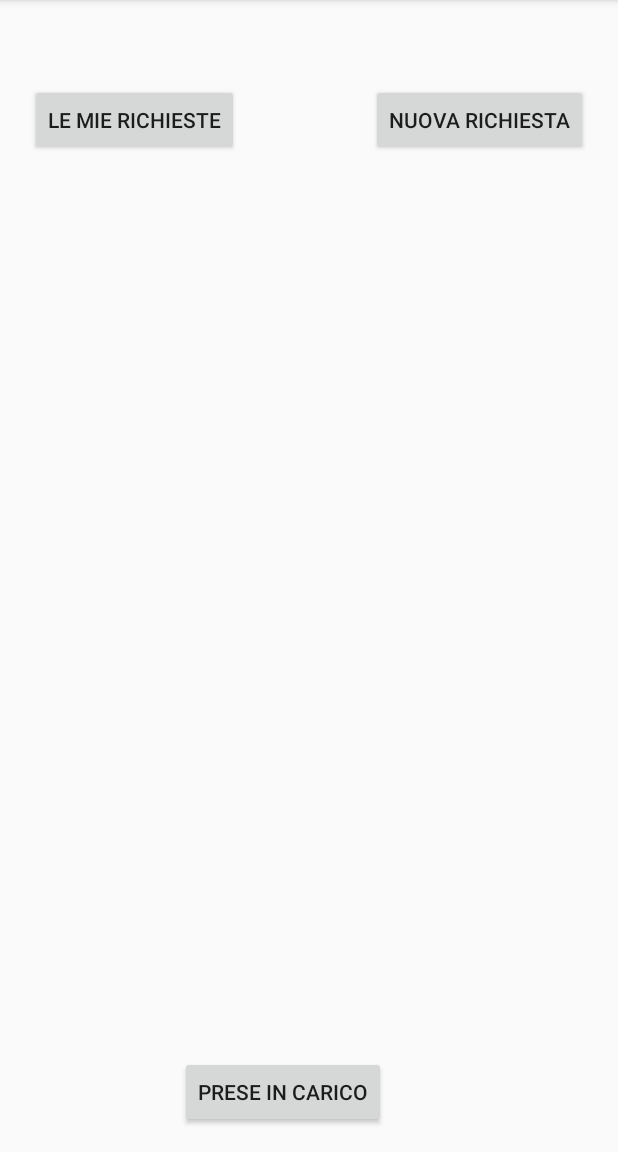
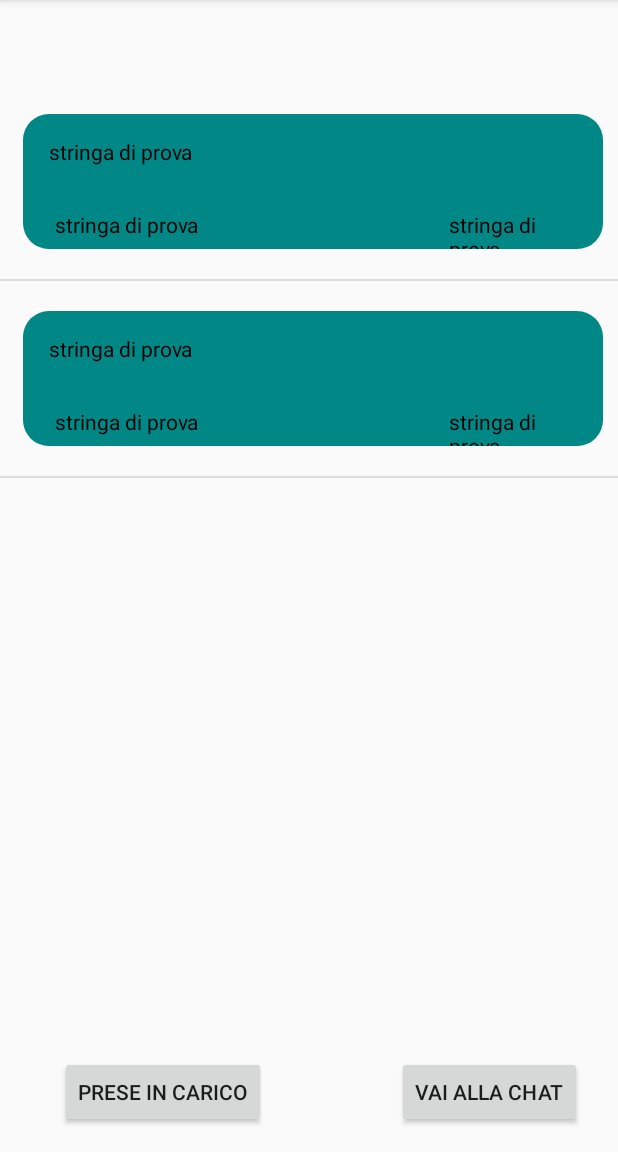
Before and after one commit to davide913/CyberTech, an Android app: the fragment HomePageNegative shown on its own in the app's theme, on a phone screen of 412 x 824 dp, the part 84-1236 px from its top. Run offline under Robolectric (Android 15) with nearby library versions, the phone set to English and light mode, and no system bars.

Commit message:
Aggiunto split delle due home

```diff
--- a/Client/app/build.gradle
+++ b/Client/app/build.gradle
@@ -47,6 +47,7 @@ dependencies {
     implementation 'com.google.firebase:firebase-auth:19.2.0'
     implementation 'com.google.android.gms:play-services-location:18.0.0'
     implementation 'com.google.android.gms:play-services-auth:19.2.0'
+    implementation 'androidx.legacy:legacy-support-v13:1.0.0'
     testImplementation 'junit:junit:4.+'
     androidTestImplementation 'androidx.test.ext:junit:1.1.2'
     androidTestImplementation 'androidx.test.espresso:espresso-core:3.3.0'
--- a/Client/app/src/main/AndroidManifest.xml
+++ b/Client/app/src/main/AndroidManifest.xml
@@ -7,11 +7,16 @@
 
     <application
         android:allowBackup="true"
+        android:appCategory="audio"
         android:icon="@mipmap/ic_launcher"
         android:label="@string/app_name"
         android:roundIcon="@mipmap/ic_launcher_round"
         android:supportsRtl="true"
         android:theme="@style/Theme.Cybertech">
+        <meta-data
+            android:name="com.google.android.gms.car.application"
+            android:resource="@xml/automotive_app_desc" />
+
         <activity
             android:name=".signup.SignUpActivity"
             android:exported="false"
--- a/Client/app/src/main/java/it/unive/cybertech/MainActivity.java
+++ b/Client/app/src/main/java/it/unive/cybertech/MainActivity.java
@@ -12,15 +12,14 @@ import androidx.fragment.app.FragmentTransaction;
 
 import android.annotation.SuppressLint;
 import android.os.Bundle;
-import android.view.LayoutInflater;
 import android.view.MenuItem;
 import android.view.View;
 import android.widget.TextView;
 
 import com.google.android.material.navigation.NavigationView;
 
-import it.unive.cybertech.database.Profile.User;
-import it.unive.cybertech.utils.CachedUser;
+import it.unive.cybertech.assistenza.HomePageNegative;
+import it.unive.cybertech.assistenza.HomePagePositive;
 
 public class MainActivity extends AppCompatActivity implements NavigationView.OnNavigationItemSelectedListener {
 
@@ -57,7 +56,7 @@ public class MainActivity extends AppCompatActivity implements NavigationView.On
                 ft.replace(R.id.main_fragment_content, new it.unive.cybertech.gestione_covid.HomePage()).commit();
                 break;
             case R.id.nav_menu_quarantine_assistance:
-                ft.replace(R.id.main_fragment_content, new it.unive.cybertech.assistenza.HomePage()).commit();
+                ft.replace(R.id.main_fragment_content, new HomePageNegative()).commit();
                 break;
             case R.id.nav_menu_showcase:
                 ft.replace(R.id.main_fragment_content, new it.unive.cybertech.noleggio.HomePage()).commit();
--- a/Client/app/src/main/java/it/unive/cybertech/assistenza/HomePage.java
+++ b/Client/app/src/main/java/it/unive/cybertech/assistenza/HomePageNegative.java
@@ -37,7 +37,7 @@ La home page di assistenza si occupa di mostrare le richieste in primo piano (in
  e di indirizzare l'utente verso le altre view a seconda se vuole creare una nuova richiesta, visualizzare
  quelle già create, andare sul suo profilo
  */
-public class HomePage extends Fragment {
+public class HomePageNegative extends Fragment {
     private ArrayList<String> requestInfoList;
     private ArrayList<QuarantineAssistance> myQuarantineList;
     ListView listView;
@@ -62,7 +62,7 @@ public class HomePage extends Fragment {
         requestInfoList.add("stringa di prova");
         requestInfoList.add("La seconda prova della Home");
 
-        adapter = new CastomRequestsAdapter(getContext(), 0, myQuarantineList, 0); //requestInfoList
+        adapter = new CastomRequestsAdapter(getContext(), 0, requestInfoList); // myQuarantineList
         listView.setAdapter(adapter);
 
         /*
@@ -74,6 +74,7 @@ public class HomePage extends Fragment {
         myNewListView.setAdapter(myAdapter);
         */
 
+        //TODO mettere un spinner per un ulteriore filtro di ricerca
 
         //devo poter cliccare su ogni elemento della listRequest e visualizzare il layout request_visualisation
         listView.setOnItemClickListener(((parent, view1, position, id) -> {
@@ -83,28 +84,17 @@ public class HomePage extends Fragment {
             startActivity(newIntent);
         }));
 
+        //Poter prendere in carico una richiesta solo se sei negativo
+        view.findViewById(R.id.takenRequests).setOnClickListener(v -> {
+            startActivity(new Intent(getActivity(), TakenRequests.class));
+        });
 
-        //visibile solo se l'utente è positivo, quindi abilitato a chiedere aiuto alla community
-        //qui estraggo lo user dal DB
+        /*
+        view.findViewById(R.id.btn_chatNeg).setOnClickListener(v -> {
+            ci metto il collegamento alla chat);
+        });
 
-
-        if(user.getPositiveSince() != null){
-            //Poter prendere in carico una richiesta solo se sei negativo
-            view.findViewById(R.id.takenRequests).setOnClickListener(v -> {
-                startActivity(new Intent(getActivity(), TakenRequests.class));
-            });
-        }
-        else {
-            //Devo creare l'utente e far vedere questo tasto solo se il flag positivity è true
-            //My requests e newHelpRequest sono disponibili solo se sei positivo
-            view.findViewById(R.id.buttMyRequests).setOnClickListener(v -> {
-                startActivity(new Intent(getActivity(), MyRequests.class));
-            });
-
-            view.findViewById(R.id.newHelpRequest).setOnClickListener(v -> {
-                startActivity(new Intent(getActivity(), RequestDetails.class));
-            });
-        }
+         */
 
     }
 }
--- a/Client/app/src/main/java/it/unive/cybertech/assistenza/RequestViz.java
+++ b/Client/app/src/main/java/it/unive/cybertech/assistenza/RequestViz.java
@@ -21,6 +21,7 @@ import java.util.List;
 import it.unive.cybertech.R;
 import it.unive.cybertech.database.Profile.QuarantineAssistance;
 import it.unive.cybertech.database.Profile.User;
+import it.unive.cybertech.utils.Utils;
 
 public class RequestViz extends AppCompatActivity {
     List<RequestInfo> requestInfoList;
@@ -67,12 +68,14 @@ public class RequestViz extends AppCompatActivity {
 
         this.findViewById(R.id.accept_request).setOnClickListener(v -> {
             //La richiesta viene affidata a me, la posso visualizzare nella mia sezione Taken Requests e tolta dalla lista nella Home
+            Utils.showGenericDialog("Operazione confermata!", "Hai preso in carico una richiesta", this);
+            //chiamata al Db per fare in modo che la richiesta risulti presa da me e tolta dalla pull completa
             finish();
         });
 
         this.findViewById(R.id.stop_helping).setOnClickListener(v -> {
             //rinuncio a completare la richiesta, e viene inserita di nuovo nella lista generale Home, viene avvisato l'utente originale
-
+            Utils.showGenericDialog("Attenzione!", "Stai per abbandonare la richiesta", this);
             finish();
         });
 
--- a/Client/app/src/main/java/it/unive/cybertech/assistenza/adapters/CastomRequestsAdapter.java
+++ b/Client/app/src/main/java/it/unive/cybertech/assistenza/adapters/CastomRequestsAdapter.java
@@ -51,7 +51,7 @@ public class CastomRequestsAdapter extends ArrayAdapter {
         location.setText(myList.get(index)); //TODO: request.getLocation();
 
         TextView date = view.findViewById(R.id.date_request);
-        date.setText(myOtherList.get(index).getDeliveryDate().toString());
+        date.setText(myList.get(index)); // TODO: myOtherList.get(index).getDate().toString();
 
         return view;
     }
--- a/Client/app/src/main/res/layout/activity_home_page_assistenza.xml
+++ b/Client/app/src/main/res/layout/activity_home_page_assistenza.xml
@@ -5,7 +5,7 @@
     android:layout_width="match_parent"
     android:layout_height="match_parent"
     android:visibility="visible"
-    tools:context=".assistenza.HomePage"
+    tools:context=".assistenza.HomePageNegative"
     tools:visibility="visible">
 
     <Space
@@ -17,44 +17,33 @@
         app:layout_constraintTop_toTopOf="parent" />
 
     <Button
-        android:id="@+id/newHelpRequest"
-        android:layout_width="wrap_content"
-        android:layout_height="wrap_content"
-        android:layout_marginEnd="20dp"
-        android:text="@string/nuova_richiesta"
-        android:visibility="visible"
-        app:layout_constraintEnd_toEndOf="parent"
-        app:layout_constraintTop_toBottomOf="@+id/space" />
-
-    <Button
         android:id="@+id/takenRequests"
         android:layout_width="wrap_content"
         android:layout_height="48dp"
-        android:layout_marginStart="120dp"
+        android:layout_marginStart="40dp"
         android:layout_marginBottom="16dp"
         android:text="@string/prese_in_carico"
         app:layout_constraintBottom_toBottomOf="parent"
         app:layout_constraintStart_toStartOf="parent" />
 
-    <Button
-        android:id="@+id/buttMyRequests"
-        android:layout_width="wrap_content"
-        android:layout_height="wrap_content"
-        android:layout_marginStart="20dp"
-        android:text="@string/le_mie_richieste"
-        app:layout_constraintStart_toStartOf="parent"
-        app:layout_constraintTop_toBottomOf="@+id/space" />
-
     <ListView
         android:id="@+id/listRequests"
         android:layout_width="0dp"
         android:layout_height="0dp"
-        android:layout_marginTop="8dp"
         android:layout_marginBottom="8dp"
         app:layout_constraintBottom_toTopOf="@+id/takenRequests"
         app:layout_constraintEnd_toEndOf="parent"
         app:layout_constraintStart_toStartOf="parent"
-        app:layout_constraintTop_toBottomOf="@+id/buttMyRequests"
+        app:layout_constraintTop_toBottomOf="@+id/space"
         app:layout_constraintVertical_bias="0.571" />
 
+    <Button
+        android:id="@+id/btn_chatNeg"
+        android:layout_width="wrap_content"
+        android:layout_height="wrap_content"
+        android:layout_marginEnd="24dp"
+        android:text="Vai alla chat"
+        app:layout_constraintEnd_toEndOf="parent"
+        app:layout_constraintTop_toTopOf="@+id/takenRequests" />
+
 </androidx.constraintlayout.widget.ConstraintLayout>
--- /dev/null
+++ b/Client/app/src/main/res/xml/automotive_app_desc.xml
@@ -0,0 +1,4 @@
+<?xml version="1.0" encoding="utf-8"?>
+<automotiveApp>
+    <uses name="notification" />
+</automotiveApp>
```
Also changed, not shown: Client/app/src/main/java/it/unive/cybertech/SplashScreen.java (+5 -5 lines), Client/app/src/main/java/it/unive/cybertech/assistenza/HomePagePositive.java (added, +43 -0 lines), Client/app/src/main/java/it/unive/cybertech/assistenza/RequestDetails.java (+82 -5 lines), Client/app/src/main/res/layout/activity_request_details.xml (+9 -0 lines), Client/app/src/main/res/layout/fragment_home_page_positive.xml (added, +59 -0 lines), Client/app/src/main/res/layout/spinner_item.xml (added, +9 -0 lines).
